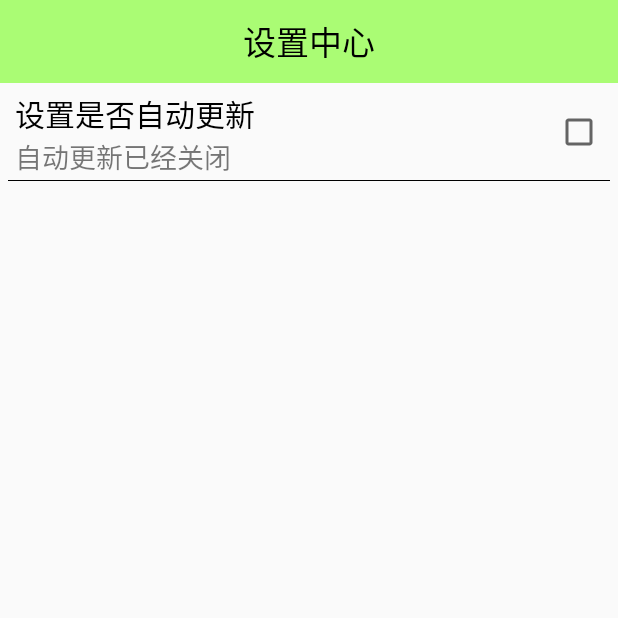
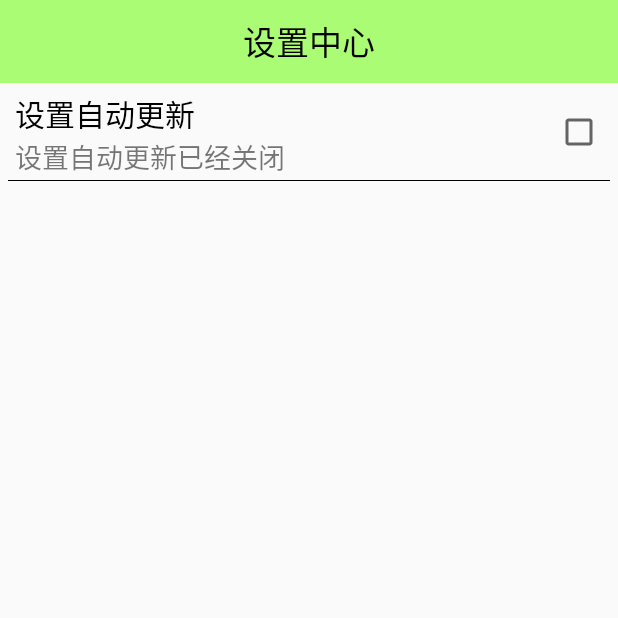
Before and after one commit to zhangjianbinJAVA/MobileSafe, an Android app: the SettingActivity screen opened directly, with no data from a screen before it, on a phone screen of 412 x 824 dp, the top half of it. Run offline under Robolectric (Android 15) with nearby library versions, the phone set to English and light mode, and no system bars.

Commit message:
1.自定义控件的属性 2.将自定义的控件变的更为通用了

```diff
--- a/app/src/main/java/mobilesafe/itheima/com/mobilesafe/SettingActivity.java
+++ b/app/src/main/java/mobilesafe/itheima/com/mobilesafe/SettingActivity.java
@@ -33,11 +33,11 @@ public class SettingActivity extends Activity {
         if (update) {
             //自动更新已经开启
             siv_update.setChecked(true);
-            siv_update.setDesc("自动更新已经开启");
+//            siv_update.setDesc("自动更新已经开启");
         } else {
             //自动更新已经关闭
             siv_update.setChecked(false);
-            siv_update.setDesc("自动更新已经关闭");
+//            siv_update.setDesc("自动更新已经关闭");
         }
 
 
@@ -51,13 +51,13 @@ public class SettingActivity extends Activity {
                 if (siv_update.isCheck()) {
                     //已经打开自动升级
                     siv_update.setChecked(false);
-                    siv_update.setDesc("自动更新已经关闭");
+//                    siv_update.setDesc("自动更新已经关闭");
                     editor.putBoolean("update", false);
 
                 } else {
                     //没有打开自动升级
                     siv_update.setChecked(true);
-                    siv_update.setDesc("自动更新已经开启");
+//                    siv_update.setDesc("自动更新已经开启");
                     editor.putBoolean("update", true);
                 }
 
--- a/app/src/main/java/mobilesafe/itheima/com/mobilesafe/splashActivity.java
+++ b/app/src/main/java/mobilesafe/itheima/com/mobilesafe/splashActivity.java
@@ -282,7 +282,7 @@ public class splashActivity extends Activity {
                 //开始时间
                 long startTime = System.currentTimeMillis();
                 try {
-                    URL url = new URL(getString(R.string.serverurl));
+                        URL url = new URL(getString(R.string.serverurl));
 
                     //联网操作
                     HttpURLConnection conn = (HttpURLConnection) url.openConnection();
--- a/app/src/main/java/mobilesafe/itheima/com/mobilesafe/ui/FocusedTextView.java
+++ b/app/src/main/java/mobilesafe/itheima/com/mobilesafe/ui/FocusedTextView.java
@@ -15,6 +15,7 @@ public class FocusedTextView extends TextView {
     }
 
     public FocusedTextView(Context context, AttributeSet attrs) {
+
         super(context, attrs);
     }
 
--- a/app/src/main/java/mobilesafe/itheima/com/mobilesafe/ui/SetingItemView.java
+++ b/app/src/main/java/mobilesafe/itheima/com/mobilesafe/ui/SetingItemView.java
@@ -1,6 +1,7 @@
 package mobilesafe.itheima.com.mobilesafe.ui;
 
 import android.content.Context;
+import android.content.res.TypedArray;
 import android.util.AttributeSet;
 import android.view.View;
 import android.widget.CheckBox;
@@ -22,16 +23,41 @@ public class SetingItemView extends RelativeLayout {
 
     private TextView tv_title, tv_desc;
 
+    //自定义属性
+    private String desc_title;
+    private String desc_on;
+    private String desc_off;
+
 
     public SetingItemView(Context context) {
         super(context);
         iniView(context);
     }
 
+
+    /**
+     * 带有两个参数的构造方法，布局文件使用的时候调用
+     *
+     * @param context
+     * @param attrs   ：自动传入的属性集合
+     */
     public SetingItemView(Context context, AttributeSet attrs) {
         super(context, attrs);
         iniView(context);
 
+        //获取属性设置的值
+        if (attrs != null) {
+
+            TypedArray a = context.obtainStyledAttributes(attrs, R.styleable.myView);
+
+            desc_title = a.getString(R.styleable.myView_desc_title);
+            desc_on = a.getString(R.styleable.myView_desc_on);
+            desc_off = a.getString(R.styleable.myView_desc_off);
+
+            a.recycle();//为了保持以后使用的一致性，需要回收
+        }
+
+        tv_title.setText(desc_title);
     }
 
     public SetingItemView(Context context, AttributeSet attrs, int defStyleAttr) {
@@ -77,8 +103,12 @@ public class SetingItemView extends RelativeLayout {
      * @param checked
      */
     public void setChecked(boolean checked) {
+        if (checked) {
+            setDesc(desc_on);
+        } else {
+            setDesc(desc_off);
+        }
         cb_status.setChecked(checked);
-
     }
 
 
--- a/app/src/main/res/layout/activity_setting.xml
+++ b/app/src/main/res/layout/activity_setting.xml
@@ -1,4 +1,5 @@
 <LinearLayout xmlns:android="http://schemas.android.com/apk/res/android"
+              xmlns:itheima="http://schemas.android.com/apk/res-auto"
               xmlns:tools="http://schemas.android.com/tools"
               android:layout_width="match_parent"
               android:layout_height="match_parent"
@@ -16,10 +17,15 @@
         />
 
 
+    <!--自定义属性-->
     <mobilesafe.itheima.com.mobilesafe.ui.SetingItemView
         android:id="@+id/siv_update"
         android:layout_width="wrap_content"
         android:layout_height="wrap_content"
 
+        itheima:desc_off="设置自动更新已经关闭"
+        itheima:desc_on="设置自动更新已经开启"
+        itheima:desc_title="设置自动更新"
+
         />
 </LinearLayout>
--- a/app/src/main/res/layout/setting_item_view.xml
+++ b/app/src/main/res/layout/setting_item_view.xml
@@ -9,7 +9,7 @@
         android:layout_height="wrap_content"
         android:layout_marginLeft="10dip"
         android:layout_marginTop="5dip"
-        android:text="设置是否自动更新"
+
         android:textColor="#000"
         android:textSize="20sp"
         />
@@ -21,7 +21,7 @@
         android:layout_height="wrap_content"
         android:layout_below="@id/tv_title"
         android:layout_marginLeft="10dip"
-        android:text="自动更新已经关闭"
+
         android:textColor="#88000000"
         android:textSize="18sp"
 
```
Also changed, not shown: app/src/main/res/values/attrs.xml (added, +11 -0 lines).
